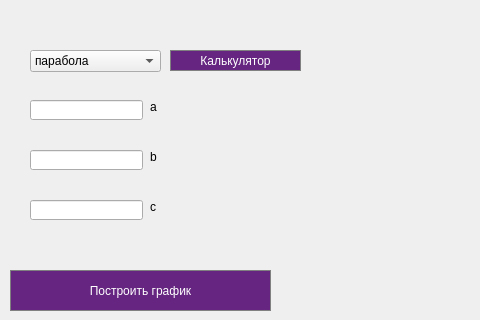
Old version of the form PhysicalCalculator/graf.ui in the repository BunchSoftware/Physical-Calculator; both pictures show x 0 to 480 and y 0 to 320 of the 958 by 470 pixel window.
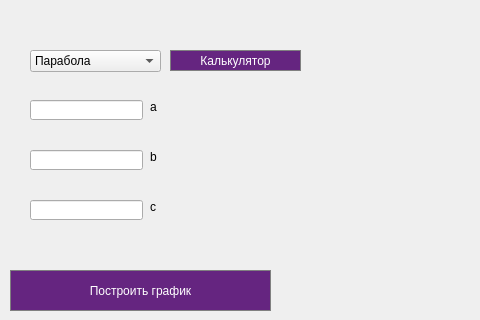
New version of the form. Custom widgets are drawn as their Qt base class.

The edit to the form file:
```diff
--- a/PhysicalCalculator/graf.ui
+++ b/PhysicalCalculator/graf.ui
@@ -64,7 +64,7 @@
    </property>
    <item>
     <property name="text">
-     <string>парабола</string>
+     <string>Парабола</string>
     </property>
    </item>
    <item>
```
Left out of the diff: 7 changed lines with no effect on the pictures.
